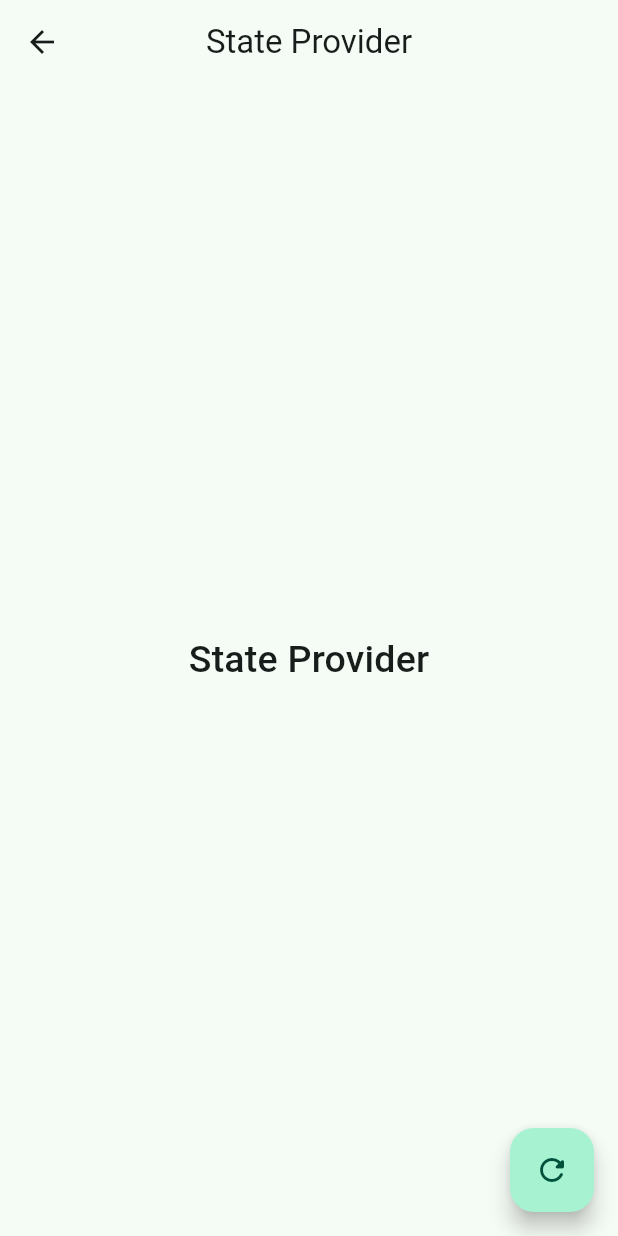
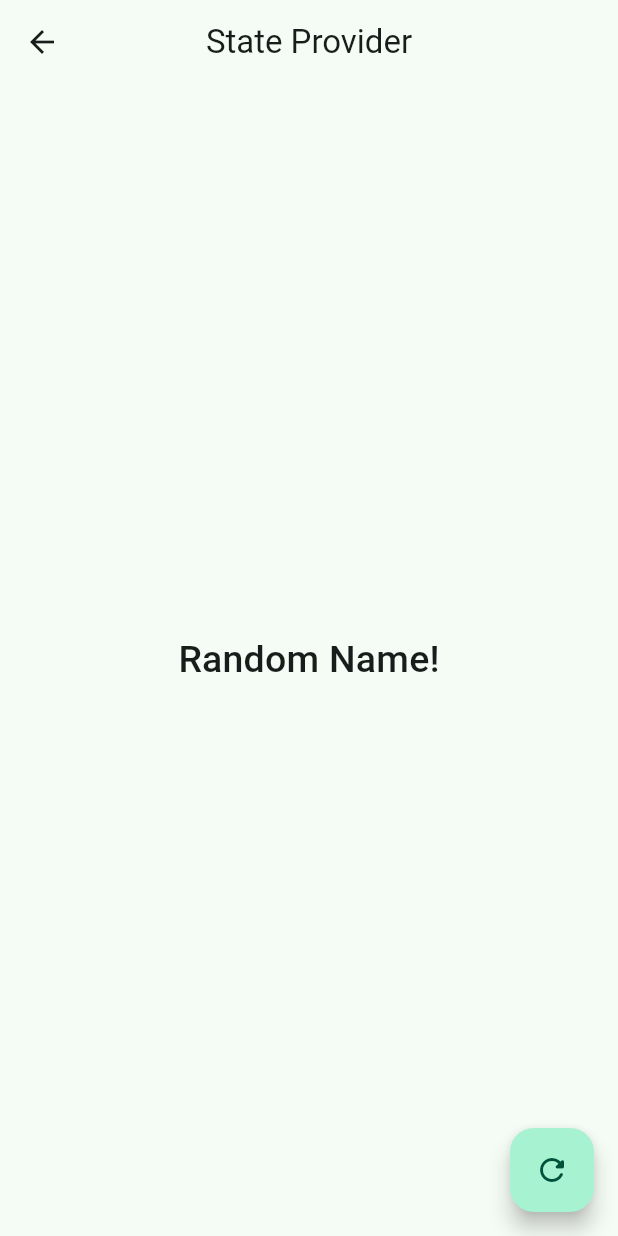
Before and after one commit to alvag/river_app_flutter, a Flutter app: the screen it shows after launch, after a tap on "State Provider", on a phone screen of 412 x 824 dp. Run offline on Flutter 3.47's test engine with Material 2 defaults, Android fonts, the phone set to English and light mode, and no system bars; our stand-ins replace flutter_riverpod, go_router, google_fonts.

Commit message:
Riverpod - StateProvider

```diff
--- a/lib/main.dart
+++ b/lib/main.dart
@@ -1,8 +1,13 @@
 import 'package:flutter/material.dart';
+import 'package:flutter_riverpod/flutter_riverpod.dart';
 import 'package:river_app/config/config.dart';
 
 void main() {
-  runApp(const MainApp());
+  runApp(
+    const ProviderScope(
+      child: MainApp(),
+    ),
+  );
 }
 
 class MainApp extends StatelessWidget {
--- /dev/null
+++ b/lib/presentation/provider/providers.dart
@@ -0,0 +1 @@
+export 'random_name_provider.dart';
--- /dev/null
+++ b/lib/presentation/provider/random_name_provider.dart
@@ -0,0 +1,5 @@
+import 'package:flutter_riverpod/flutter_riverpod.dart';
+
+final randomNameProvider = StateProvider<String>((ref) {
+  return 'Random Name!';
+});
--- a/lib/presentation/screens/state_provider/state_provider_screen.dart
+++ b/lib/presentation/screens/state_provider/state_provider_screen.dart
@@ -1,11 +1,15 @@
 import 'package:flutter/material.dart';
+import 'package:flutter_riverpod/flutter_riverpod.dart';
+import 'package:river_app/presentation/provider/providers.dart';
 
-class StateProviderScreen extends StatelessWidget {
+class StateProviderScreen extends ConsumerWidget {
   const StateProviderScreen({super.key});
 
   @override
-  Widget build(BuildContext context) {
+  Widget build(BuildContext context, WidgetRef ref) {
     final titleStyle = Theme.of(context).textTheme.titleMedium;
+
+    final randomName = ref.watch(randomNameProvider);
 
     return Scaffold(
       appBar: AppBar(
@@ -13,7 +17,7 @@ class StateProviderScreen extends StatelessWidget {
         title: const Text('State Provider'),
       ),
       body: Center(
-        child: Text('State Provider', style: titleStyle),
+        child: Text(randomName, style: titleStyle),
       ),
       floatingActionButton: FloatingActionButton(
         onPressed: () {},
--- a/pubspec.yaml
+++ b/pubspec.yaml
@@ -9,8 +9,10 @@ environment:
 dependencies:
   flutter:
     sdk: flutter
+  flutter_riverpod: ^2.3.6
   go_router: ^8.0.5
   google_fonts: ^5.0.0
+  random_name_generator: ^1.1.0
 
 dev_dependencies:
   flutter_test:
```
Also changed, not shown: pubspec.lock.
